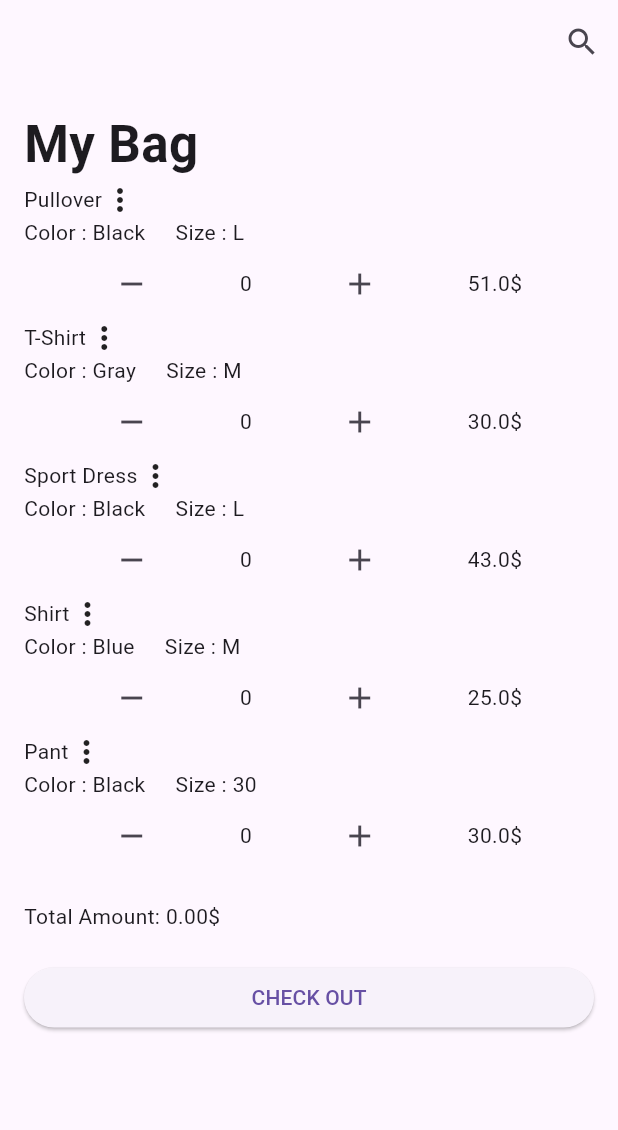
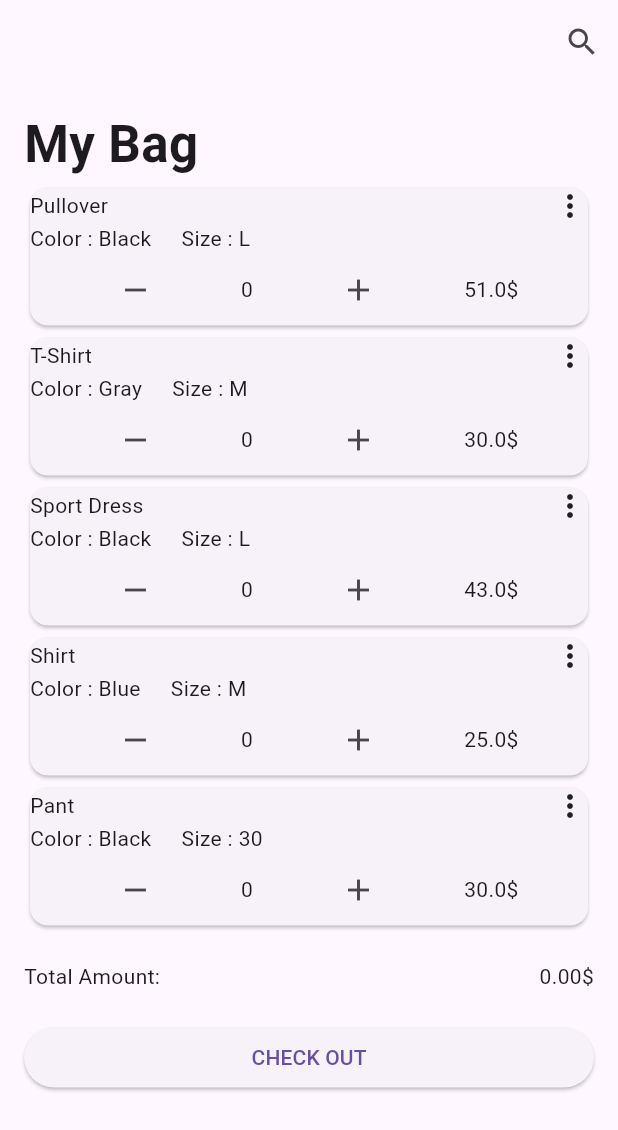
Before and after one commit to Tanvir-AN/Modul_10_Assignment, a Flutter app: the screen it shows after launch, on a phone screen of 412 x 824 dp. Shown: the top 1130 px of the screen. Run offline on Flutter 3.47's test engine with Material 3 defaults, Android fonts, the phone set to English and light mode, and no system bars.

Commit message:
adding some change card, img

```diff
--- a/lib/main.dart
+++ b/lib/main.dart
@@ -61,7 +61,13 @@ class _ShoppingCartState extends State<ShoppingCart> {
                 },
               ),
             SizedBox(height: 20),
-            Text('Total Amount: ${calculateTotalAmount().toStringAsFixed(2)}\$'),
+            Row(
+              mainAxisAlignment: MainAxisAlignment.spaceBetween,
+              children: [
+                Text('Total Amount:'),
+                Text('${calculateTotalAmount().toStringAsFixed(2)}\$')
+              ],
+            ),
             SizedBox(height: 20),
             ElevatedButton(
               onPressed: () {
@@ -151,11 +157,13 @@ class CartItemWidget extends StatelessWidget {
 
   @override
   Widget build(BuildContext context) {
-    return Column(
+    return Card(
+      child:Column(
         children: [
           Row(
+            mainAxisAlignment: MainAxisAlignment.spaceBetween,
             children: [
-            Text('${item.name}'),
+              Text('${item.name}',),
               Icon(Icons.more_vert),
             ],
           ),
@@ -182,6 +190,7 @@ class CartItemWidget extends StatelessWidget {
             ],
           ),
         ],
+      ),
     );
   }
 }
--- a/pubspec.yaml
+++ b/pubspec.yaml
@@ -59,8 +59,8 @@ flutter:
   uses-material-design: true
 
   # To add assets to your application, add an assets section, like this:
-  # assets:
-  #   - images/a_dot_burr.jpeg
+  assets:
+    - images/
   #   - images/a_dot_ham.jpeg
 
   # An image asset can refer to one or more resolution-specific "variants", see
```
Also changed, not shown: images/Pant.jpeg (added), images/Pullover.jpeg (added), images/Shirt.jpeg (added), images/Sport Dress.jpeg (added), images/T-shirt.jpeg (added). Lines whose indentation alone changed are shown as unchanged.
